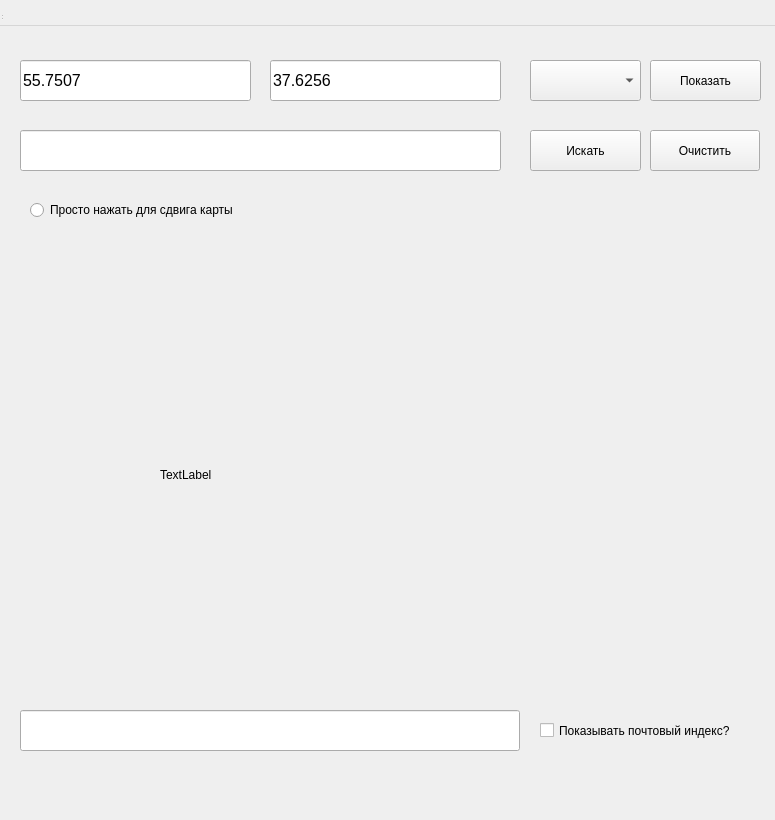
Before: the Qt Designer form map.ui in duny-explorer/Api, drawn with Qt 5.
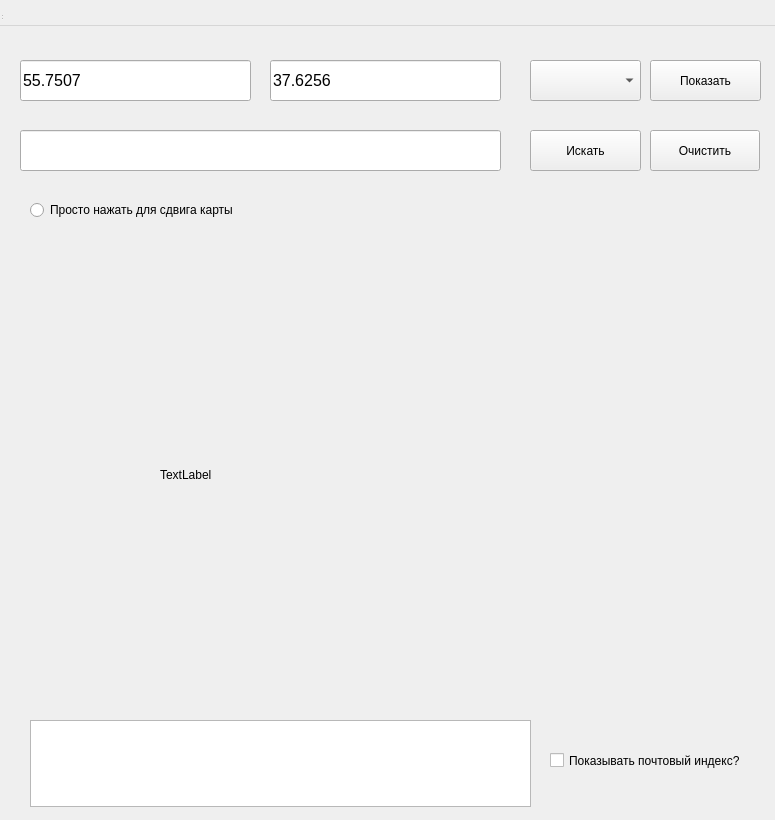
After: the same form once the commit is applied.

```diff
--- a/map.ui
+++ b/map.ui
@@ -19,7 +19,7 @@
      <x>0</x>
      <y>30</y>
      <width>781</width>
-     <height>771</height>
+     <height>791</height>
     </rect>
    </property>
    <widget class="QLineEdit" name="lat_input">
@@ -187,24 +187,11 @@
      <string>Просто нажать для сдвига карты</string>
     </property>
    </widget>
-   <widget class="QLineEdit" name="address">
-    <property name="geometry">
-     <rect>
-      <x>20</x>
-      <y>680</y>
-      <width>500</width>
-      <height>41</height>
-     </rect>
-    </property>
-    <property name="readOnly">
-     <bool>true</bool>
-    </property>
-   </widget>
    <widget class="QCheckBox" name="index">
     <property name="geometry">
      <rect>
-      <x>540</x>
-      <y>680</y>
+      <x>550</x>
+      <y>710</y>
       <width>211</width>
       <height>41</height>
      </rect>
@@ -213,6 +200,16 @@
      <string>Показывать почтовый индекс?</string>
     </property>
    </widget>
+   <widget class="QPlainTextEdit" name="address">
+    <property name="geometry">
+     <rect>
+      <x>30</x>
+      <y>690</y>
+      <width>501</width>
+      <height>87</height>
+     </rect>
+    </property>
+   </widget>
   </widget>
   <widget class="QMenuBar" name="menubar">
    <property name="geometry">
```
